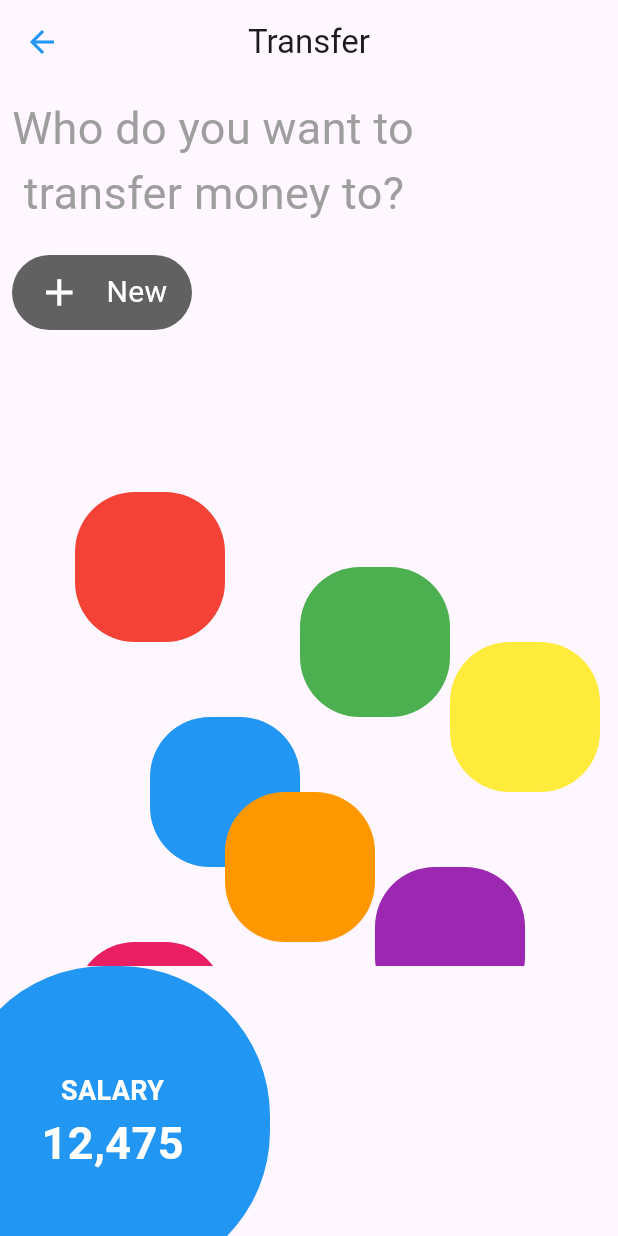
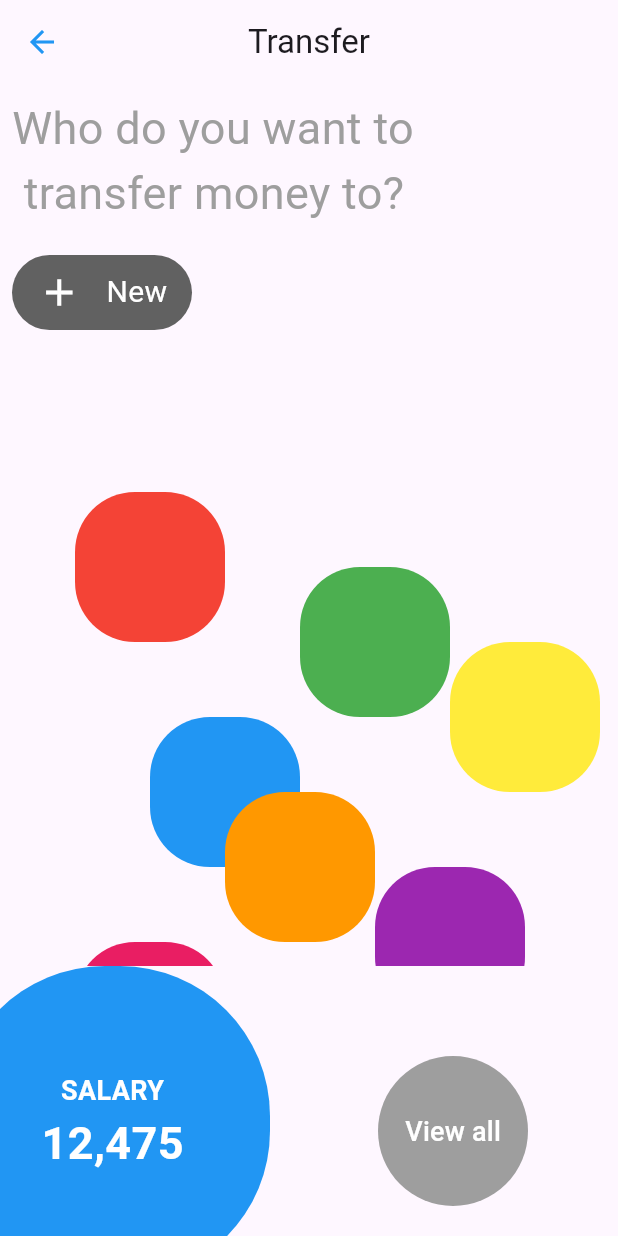
Before and after one commit to apshuhaib/wyb, a Flutter app: the screen it shows after launch, on a phone screen of 412 x 824 dp. Run offline on Flutter 3.47's test engine with Material 3 defaults, Android fonts, the phone set to English and light mode, and no system bars.

Commit message:
view all

```diff
--- a/lib/presentation/home.dart
+++ b/lib/presentation/home.dart
@@ -85,6 +85,20 @@ class _HomeScreenState extends State<HomeScreen> {
             bottom: -30,
             child: DraggableButton(),
           ),
+          const Positioned(
+            right: 60,
+            bottom: 20,
+            child: CircleAvatar(
+              radius: 50,
+              backgroundColor: Colors.grey,
+              child: Center(
+                child: Text(
+                  'View all',
+                  style: TextStyle(color: Colors.white, fontSize: 18),
+                ),
+              ),
+            ),
+          )
         ],
       ),
     );
```
